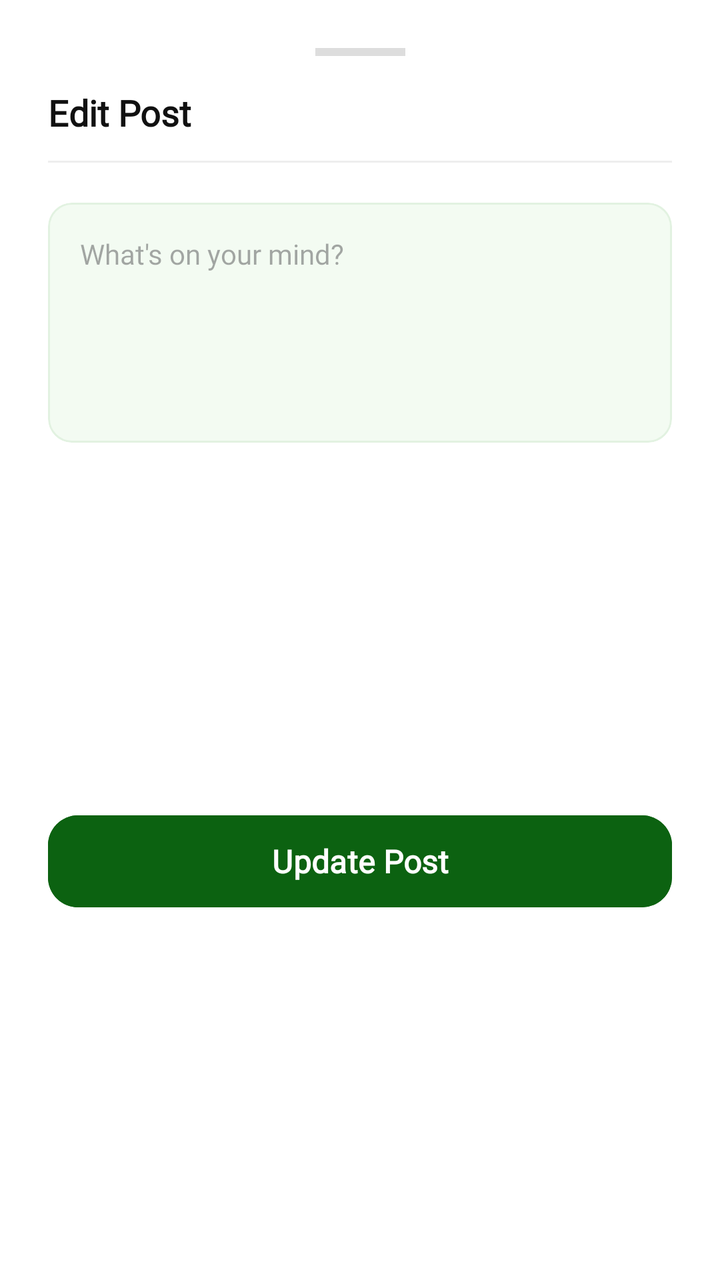
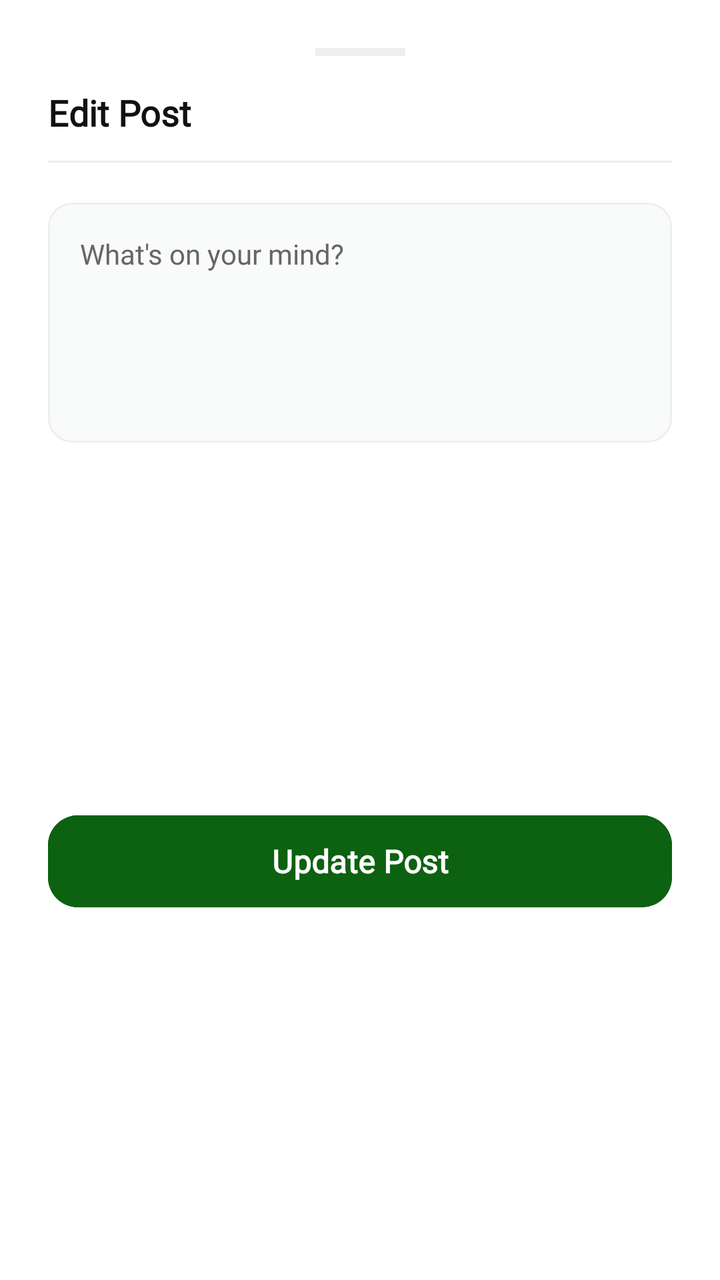

Two renders of the same Android screen: before a commit and after it. Below are the layout's source before the change and the commit's diff.
<!-- AndroidManifest.xml: application theme Theme.SmartGrow -->
<!-- res/layout/dialog_edit_post.xml -->
<?xml version="1.0" encoding="utf-8"?>
<androidx.core.widget.NestedScrollView
    xmlns:android="http://schemas.android.com/apk/res/android"
    xmlns:app="http://schemas.android.com/apk/res-auto"
    xmlns:tools="http://schemas.android.com/tools"
    android:layout_width="match_parent"
    android:layout_height="wrap_content"
    android:fillViewport="true"
    android:background="@drawable/bg_bottom_sheet_rounded">

    <androidx.constraintlayout.widget.ConstraintLayout
        android:layout_width="match_parent"
        android:layout_height="wrap_content"
        android:padding="24dp">

        <View
            android:id="@+id/view_drag_handle"
            android:layout_width="45dp"
            android:layout_height="4dp"
            android:background="#DDDDDD"
            app:layout_constraintEnd_toEndOf="parent"
            app:layout_constraintStart_toStartOf="parent"
            app:layout_constraintTop_toTopOf="parent" />

        <TextView
            android:id="@+id/tv_edit_post_header"
            android:layout_width="wrap_content"
            android:layout_height="wrap_content"
            android:layout_marginTop="16dp"
            android:text="Edit Post"
            android:textColor="#111111"
            android:textSize="18sp"
            android:textStyle="bold"
            android:fontFamily="@font/poppins"
            app:layout_constraintStart_toStartOf="parent"
            app:layout_constraintTop_toBottomOf="@id/view_drag_handle" />

        <View
            android:id="@+id/header_divider"
            android:layout_width="match_parent"
            android:layout_height="1dp"
            android:background="#EEEEEE"
            android:layout_marginTop="12dp"
            app:layout_constraintTop_toBottomOf="@id/tv_edit_post_header"/>

        <com.google.android.material.card.MaterialCardView
            android:id="@+id/card_input_container"
            android:layout_width="match_parent"
            android:layout_height="wrap_content"
            android:layout_marginTop="20dp"
            app:cardCornerRadius="12dp"
            app:cardElevation="0dp"
            app:cardBackgroundColor="#F3FBF2"
            app:strokeWidth="1dp"
            app:strokeColor="#E2F2E1"
            app:layout_constraintTop_toBottomOf="@id/header_divider">

            <EditText
                android:id="@+id/et_edit_post_box"
                android:layout_width="match_parent"
                android:layout_height="wrap_content"
                android:minHeight="120dp"
                android:background="@android:color/transparent"
                android:gravity="top|start"
                android:hint="What's on your mind?"
                android:inputType="textMultiLine"
                android:padding="16dp"
                android:textColor="#111111"
                android:textSize="14sp"
                android:fontFamily="@font/poppins" />
        </com.google.android.material.card.MaterialCardView>

        <com.google.android.material.card.MaterialCardView
            android:id="@+id/card_edit_preview_container"
            android:layout_width="match_parent"
            android:layout_height="200dp"
            android:layout_marginTop="12dp"
            android:visibility="gone"
            app:cardCornerRadius="12dp"
            app:cardElevation="0dp"
            app:layout_constraintTop_toBottomOf="@id/card_input_container">

            <FrameLayout
                android:layout_width="match_parent"
                android:layout_height="match_parent">
                <ImageView
                    android:id="@+id/iv_edit_post_preview"
                    android:layout_width="match_parent"
                    android:layout_height="match_parent"
                    android:scaleType="centerCrop" />
                <ImageButton
                    android:id="@+id/btn_remove_edit_photo"
                    android:layout_width="32dp"
                    android:layout_height="32dp"
                    android:layout_gravity="top|end"
                    android:layout_margin="8dp"
                    android:background="@android:color/transparent"
                    android:src="@android:drawable/ic_menu_close_clear_cancel"
                    app:tint="#FFFFFF" />
            </FrameLayout>
        </com.google.android.material.card.MaterialCardView>

        <com.google.android.material.button.MaterialButton
            android:id="@+id/btn_update_post"
            android:layout_width="match_parent"
            android:layout_height="54dp"
            android:layout_marginTop="24dp"
            android:backgroundTint="#0C6211"
            android:text="Update Post"
            android:textColor="#FFFFFF"
            android:textSize="16sp"
            android:textStyle="bold"
            android:textAllCaps="false"
            android:fontFamily="@font/poppins"
            app:cornerRadius="15dp"
            app:layout_constraintTop_toBottomOf="@id/card_edit_preview_container"
            app:layout_constraintBottom_toBottomOf="parent" />

    </androidx.constraintlayout.widget.ConstraintLayout>
</androidx.core.widget.NestedScrollView>
<!-- resources referenced by this layout -->
<resources>
  <!-- drawable bg_bottom_sheet_rounded (drawable) -->
  <?xml version="1.0" encoding="utf-8"?>
  <shape xmlns:android="http://schemas.android.com/apk/res/android">
      <solid android:color="#FFFFFF" />
      <corners
          android:topLeftRadius="24dp"
          android:topRightRadius="24dp" />
  </shape>
  <style name="Theme.SmartGrow" parent="Base.Theme.SmartGrow" />
  <style name="Base.Theme.SmartGrow" parent="Theme.Material3.DayNight.NoActionBar">
          <item name="android:windowBackground">@android:color/white</item>
          <item name="android:windowDisablePreview">true</item>
  
          
          <item name="android:statusBarColor">#FFFFFF</item>
          <item name="android:windowLightStatusBar">true</item>
  
          
          <item name="android:navigationBarColor">#FFFFFF</item>
          <item name="android:windowLightNavigationBar" tools:targetApi="o">true</item>
  
          <item name="android:windowDrawsSystemBarBackgrounds">true</item>
          <item name="android:windowTranslucentStatus">false</item>
          <item name="android:windowTranslucentNavigation">false</item>
      </style>
</resources>

<!-- the commit's change to res/layout/dialog_edit_post.xml (unified diff, before → after) -->
@@ -6,7 +6,7 @@
     android:layout_width="match_parent"
     android:layout_height="wrap_content"
     android:fillViewport="true"
-    android:background="@drawable/bg_bottom_sheet_rounded">
+    android:background="@color/card_background">
 
     <androidx.constraintlayout.widget.ConstraintLayout
         android:layout_width="match_parent"
@@ -17,7 +17,7 @@
             android:id="@+id/view_drag_handle"
             android:layout_width="45dp"
             android:layout_height="4dp"
-            android:background="#DDDDDD"
+            android:background="@color/divider"
             app:layout_constraintEnd_toEndOf="parent"
             app:layout_constraintStart_toStartOf="parent"
             app:layout_constraintTop_toTopOf="parent" />
@@ -28,7 +28,7 @@
             android:layout_height="wrap_content"
             android:layout_marginTop="16dp"
             android:text="Edit Post"
-            android:textColor="#111111"
+            android:textColor="@color/text_primary"
             android:textSize="18sp"
             android:textStyle="bold"
             android:fontFamily="@font/poppins"
@@ -39,7 +39,7 @@
             android:id="@+id/header_divider"
             android:layout_width="match_parent"
             android:layout_height="1dp"
-            android:background="#EEEEEE"
+            android:background="@color/divider"
             android:layout_marginTop="12dp"
             app:layout_constraintTop_toBottomOf="@id/tv_edit_post_header"/>
 
@@ -50,9 +50,9 @@
             android:layout_marginTop="20dp"
             app:cardCornerRadius="12dp"
             app:cardElevation="0dp"
-            app:cardBackgroundColor="#F3FBF2"
+            app:cardBackgroundColor="@color/background"
             app:strokeWidth="1dp"
-            app:strokeColor="#E2F2E1"
+            app:strokeColor="@color/divider"
             app:layout_constraintTop_toBottomOf="@id/header_divider">
 
             <EditText
@@ -63,9 +63,10 @@
                 android:background="@android:color/transparent"
                 android:gravity="top|start"
                 android:hint="What's on your mind?"
+                android:textColorHint="@color/text_secondary"
                 android:inputType="textMultiLine"
                 android:padding="16dp"
-                android:textColor="#111111"
+                android:textColor="@color/text_primary"
                 android:textSize="14sp"
                 android:fontFamily="@font/poppins" />
         </com.google.android.material.card.MaterialCardView>
@@ -105,9 +106,9 @@
             android:layout_width="match_parent"
             android:layout_height="54dp"
             android:layout_marginTop="24dp"
-            android:backgroundTint="#0C6211"
+            android:backgroundTint="@color/primary_green"
             android:text="Update Post"
-            android:textColor="#FFFFFF"
+            android:textColor="@color/white"
             android:textSize="16sp"
             android:textStyle="bold"
             android:textAllCaps="false"
<!-- resource entries referenced after the edit -->
@@ -1,24 +1,23 @@
 <!-- resources referenced by this layout -->
 <resources>
-  <!-- drawable bg_bottom_sheet_rounded (drawable) -->
-  <?xml version="1.0" encoding="utf-8"?>
-  <shape xmlns:android="http://schemas.android.com/apk/res/android">
-      <solid android:color="#FFFFFF" />
-      <corners
-          android:topLeftRadius="24dp"
-          android:topRightRadius="24dp" />
-  </shape>
+  <color name="background">#F9FAFA</color>
+  <color name="card_background">#FFFFFF</color>
+  <color name="divider">#EEEEEE</color>
+  <color name="primary_green">#0C6211</color>
+  <color name="text_primary">#111111</color>
+  <color name="text_secondary">#666666</color>
+  <color name="white">#FFFFFFFF</color>
   <style name="Theme.SmartGrow" parent="Base.Theme.SmartGrow" />
   <style name="Base.Theme.SmartGrow" parent="Theme.Material3.DayNight.NoActionBar">
-          <item name="android:windowBackground">@android:color/white</item>
+          <item name="android:windowBackground">@color/background</item>
           <item name="android:windowDisablePreview">true</item>
   
           
-          <item name="android:statusBarColor">#FFFFFF</item>
+          <item name="android:statusBarColor">@color/background</item>
           <item name="android:windowLightStatusBar">true</item>
   
           
-          <item name="android:navigationBarColor">#FFFFFF</item>
+          <item name="android:navigationBarColor">@color/background</item>
           <item name="android:windowLightNavigationBar" tools:targetApi="o">true</item>
   
           <item name="android:windowDrawsSystemBarBackgrounds">true</item>
